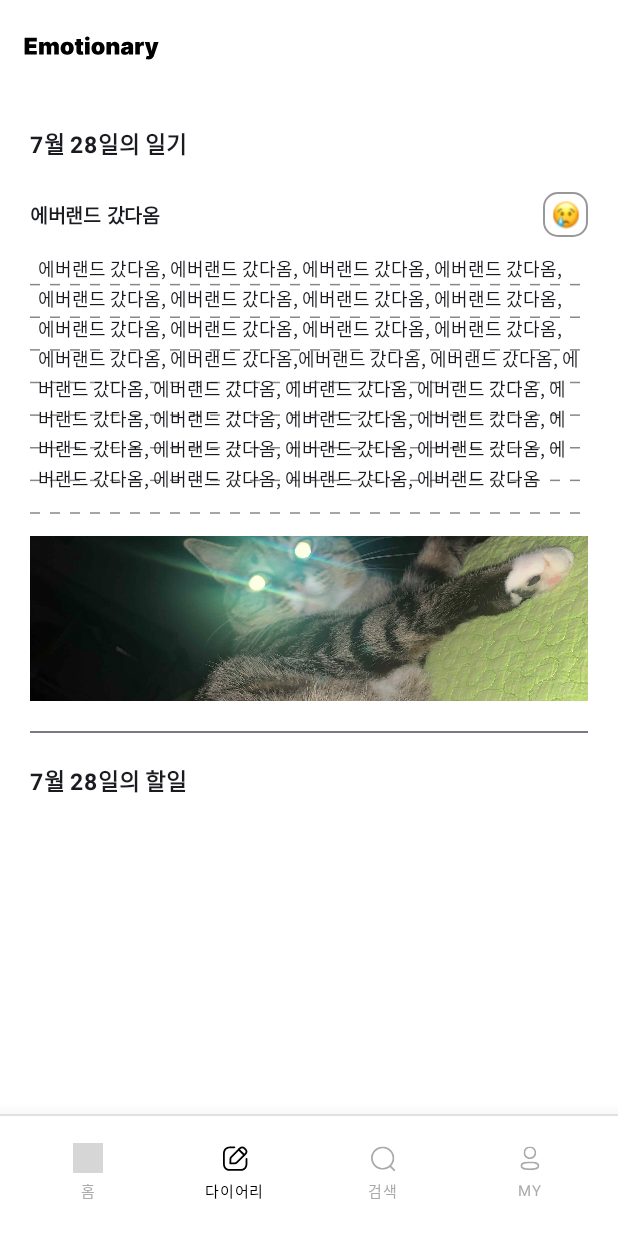
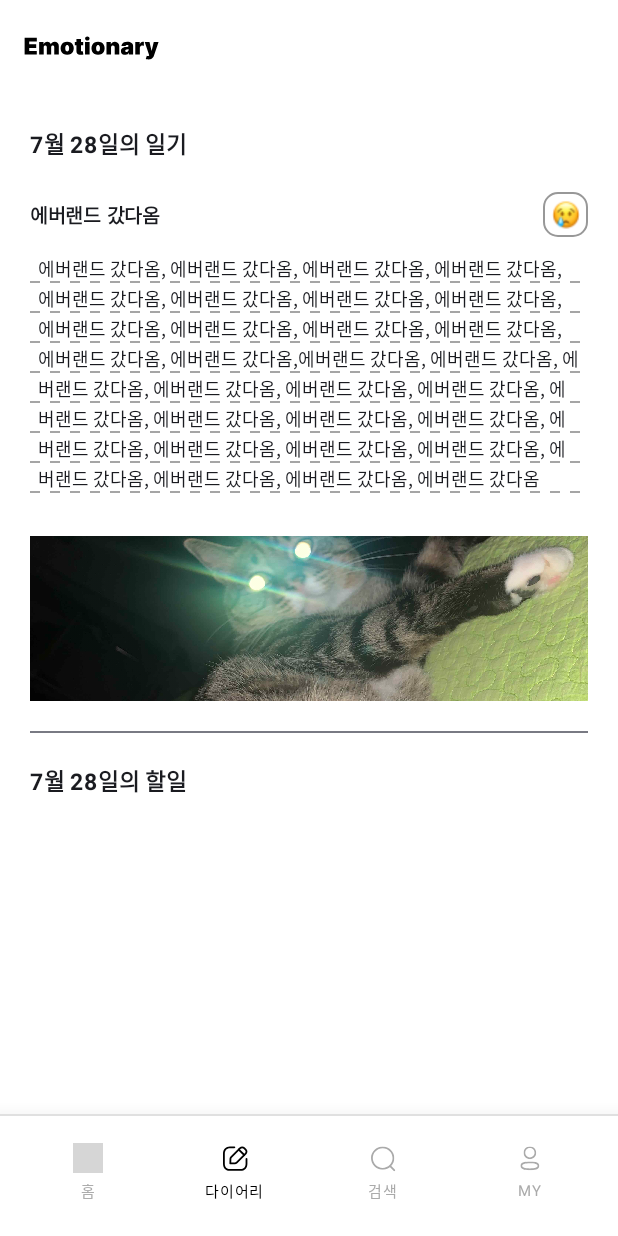
Before and after one commit to MinseoSONG/Emotionary-FE, an Android app built with Jetpack Compose: the screen it shows after launch (MainActivity), on a phone screen of 412 x 824 dp. Run offline under Robolectric (Android 15) with nearby library versions, the phone set to English and light mode, and no system bars; grey boxes are pictures that could not be loaded.

Commit message:
refactor: 일기 줄맞춤 오류 해결

```diff
--- a/app/src/main/java/com/example/emotionary/screen/diary/DiaryScreen.kt
+++ b/app/src/main/java/com/example/emotionary/screen/diary/DiaryScreen.kt
@@ -131,11 +131,12 @@
                 ) {
                     // 점선 배경
                     Canvas(modifier = Modifier.matchParentSize()) {
-                        val lineHeight = size.height / 8
+                        val lineHeight = 20.dp.toPx() // Text의 lineHeight와 동일하게 설정
                         val strokeWidth = 1.dp.toPx()
                         val lineColor = Color.Gray
 
-                        for (i in 1..8) {
+                        val numLines = (size.height / lineHeight).toInt()
+                        for (i in 1..numLines) {
                             val y = i * lineHeight
                             drawLine(
                                 color = lineColor,
```
